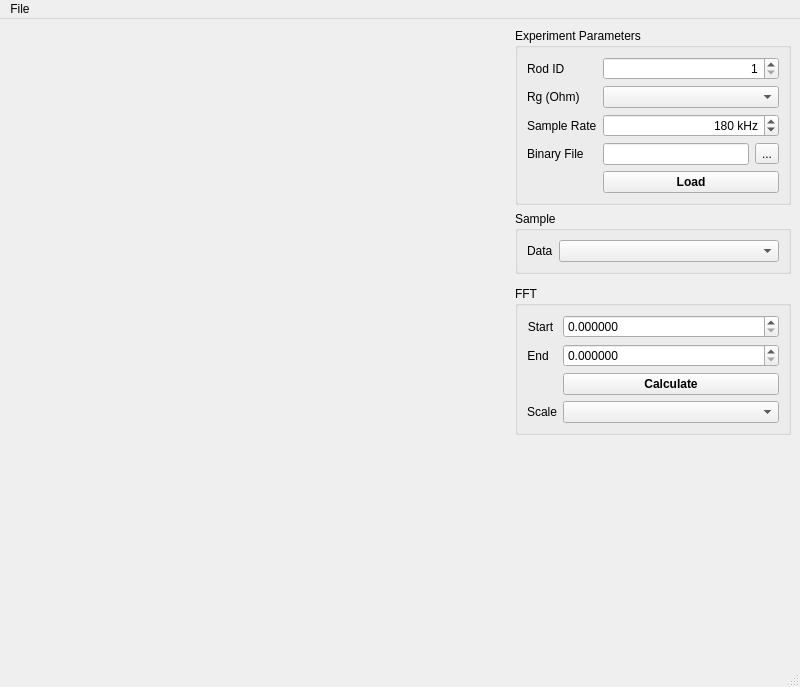
Before: the Qt Designer form pwjplot.ui in ddkn/stressplot-qt, drawn with Qt 5.
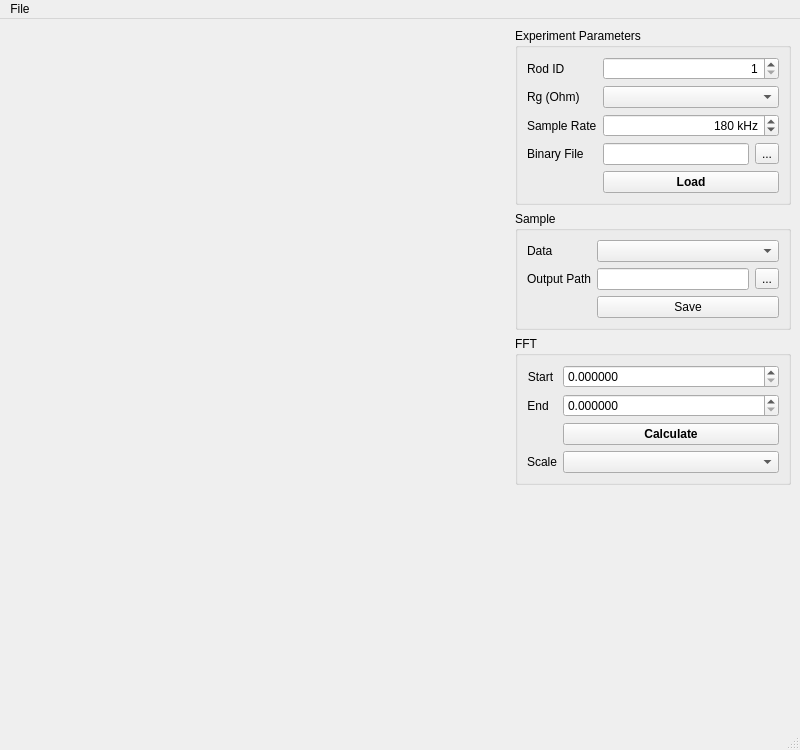
After: the same form once the commit is applied.

Commit message: Add saving, plus Rg selection

```diff
--- a/pwjplot.ui
+++ b/pwjplot.ui
@@ -7,7 +7,7 @@
     <x>0</x>
     <y>0</y>
     <width>800</width>
-    <height>687</height>
+    <height>750</height>
    </rect>
   </property>
   <property name="sizePolicy">
@@ -19,7 +19,7 @@
   <property name="minimumSize">
    <size>
     <width>800</width>
-    <height>600</height>
+    <height>750</height>
    </size>
   </property>
   <property name="windowTitle">
@@ -39,186 +39,6 @@
     </size>
    </property>
    <layout class="QGridLayout" name="gridLayout_3">
-    <item row="4" column="1">
-     <spacer name="verticalSpacer">
-      <property name="orientation">
-       <enum>Qt::Vertical</enum>
-      </property>
-      <property name="sizeHint" stdset="0">
-       <size>
-        <width>20</width>
-        <height>40</height>
-       </size>
-      </property>
-     </spacer>
-    </item>
-    <item row="3" column="1">
-     <widget class="QGroupBox" name="groupBox_2">
-      <property name="minimumSize">
-       <size>
-        <width>0</width>
-        <height>0</height>
-       </size>
-      </property>
-      <property name="maximumSize">
-       <size>
-        <width>300</width>
-        <height>16777215</height>
-       </size>
-      </property>
-      <property name="title">
-       <string>FFT</string>
-      </property>
-      <layout class="QGridLayout" name="gridLayout_2">
-       <item row="1" column="0">
-        <layout class="QFormLayout" name="formLayout_2">
-         <property name="fieldGrowthPolicy">
-          <enum>QFormLayout::ExpandingFieldsGrow</enum>
-         </property>
-         <item row="0" column="0">
-          <widget class="QLabel" name="lbl_fft_start">
-           <property name="sizePolicy">
-            <sizepolicy hsizetype="MinimumExpanding" vsizetype="Preferred">
-             <horstretch>0</horstretch>
-             <verstretch>0</verstretch>
-            </sizepolicy>
-           </property>
-           <property name="text">
-            <string>Start</string>
-           </property>
-           <property name="alignment">
-            <set>Qt::AlignCenter</set>
-           </property>
-          </widget>
-         </item>
-         <item row="1" column="1">
-          <widget class="QDoubleSpinBox" name="fft_end">
-           <property name="sizePolicy">
-            <sizepolicy hsizetype="MinimumExpanding" vsizetype="Fixed">
-             <horstretch>0</horstretch>
-             <verstretch>0</verstretch>
-            </sizepolicy>
-           </property>
-           <property name="decimals">
-            <number>6</number>
-           </property>
-          </widget>
-         </item>
-         <item row="2" column="1">
-          <widget class="QPushButton" name="btn_fft">
-           <property name="sizePolicy">
-            <sizepolicy hsizetype="MinimumExpanding" vsizetype="Fixed">
-             <horstretch>0</horstretch>
-             <verstretch>0</verstretch>
-            </sizepolicy>
-           </property>
-           <property name="font">
-            <font>
-             <weight>75</weight>
-             <bold>true</bold>
-            </font>
-           </property>
-           <property name="text">
-            <string>Calculate</string>
-           </property>
-          </widget>
-         </item>
-         <item row="0" column="1">
-          <widget class="QDoubleSpinBox" name="fft_start">
-           <property name="sizePolicy">
-            <sizepolicy hsizetype="MinimumExpanding" vsizetype="Fixed">
-             <horstretch>0</horstretch>
-             <verstretch>0</verstretch>
-            </sizepolicy>
-           </property>
-           <property name="decimals">
-            <number>6</number>
-           </property>
-          </widget>
-         </item>
-         <item row="1" column="0">
-          <widget class="QLabel" name="lbl_fft_end">
-           <property name="sizePolicy">
-            <sizepolicy hsizetype="MinimumExpanding" vsizetype="Preferred">
-             <horstretch>0</horstretch>
-             <verstretch>0</verstretch>
-            </sizepolicy>
-           </property>
-           <property name="text">
-            <string>End</string>
-           </property>
-           <property name="alignment">
-            <set>Qt::AlignCenter</set>
-           </property>
-          </widget>
-         </item>
-         <item row="3" column="1">
-          <widget class="QComboBox" name="combo_fft_scale">
-           <property name="sizePolicy">
-            <sizepolicy hsizetype="MinimumExpanding" vsizetype="Fixed">
-             <horstretch>0</horstretch>
-             <verstretch>0</verstretch>
-            </sizepolicy>
-           </property>
-           <property name="currentText">
-            <string/>
-           </property>
-           <property name="placeholderText">
-            <string/>
-           </property>
-          </widget>
-         </item>
-         <item row="3" column="0">
-          <widget class="QLabel" name="label">
-           <property name="text">
-            <string>Scale</string>
-           </property>
-          </widget>
-         </item>
-        </layout>
-       </item>
-      </layout>
-     </widget>
-    </item>
-    <item row="0" column="0" rowspan="5">
-     <layout class="QVBoxLayout" name="verticalLayout" stretch="1,1">
-      <property name="sizeConstraint">
-       <enum>QLayout::SetDefaultConstraint</enum>
-      </property>
-      <item>
-       <widget class="QWidget" name="wgt_raw" native="true">
-        <property name="sizePolicy">
-         <sizepolicy hsizetype="Preferred" vsizetype="Preferred">
-          <horstretch>0</horstretch>
-          <verstretch>0</verstretch>
-         </sizepolicy>
-        </property>
-        <property name="minimumSize">
-         <size>
-          <width>500</width>
-          <height>0</height>
-         </size>
-        </property>
-       </widget>
-      </item>
-      <item>
-       <widget class="QWidget" name="wgt_fft" native="true">
-        <property name="sizePolicy">
-         <sizepolicy hsizetype="Preferred" vsizetype="Preferred">
-          <horstretch>0</horstretch>
-          <verstretch>0</verstretch>
-         </sizepolicy>
-        </property>
-        <property name="minimumSize">
-         <size>
-          <width>500</width>
-          <height>0</height>
-         </size>
-        </property>
-       </widget>
-      </item>
-     </layout>
-    </item>
     <item row="0" column="1">
      <widget class="QGroupBox" name="groupBox">
       <property name="sizePolicy">
@@ -405,11 +225,231 @@
            </property>
           </widget>
          </item>
+         <item row="1" column="0">
+          <widget class="QLabel" name="label_3">
+           <property name="text">
+            <string>Output Path</string>
+           </property>
+          </widget>
+         </item>
+         <item row="1" column="1">
+          <layout class="QHBoxLayout" name="horizontalLayout_2">
+           <item>
+            <widget class="QLineEdit" name="output_path"/>
+           </item>
+           <item>
+            <widget class="QToolButton" name="btn_data_out">
+             <property name="text">
+              <string>...</string>
+             </property>
+            </widget>
+           </item>
+          </layout>
+         </item>
+         <item row="2" column="1">
+          <widget class="QPushButton" name="btn_save">
+           <property name="sizePolicy">
+            <sizepolicy hsizetype="MinimumExpanding" vsizetype="Fixed">
+             <horstretch>0</horstretch>
+             <verstretch>0</verstretch>
+            </sizepolicy>
+           </property>
+           <property name="text">
+            <string>Save</string>
+           </property>
+          </widget>
+         </item>
         </layout>
        </item>
       </layout>
      </widget>
     </item>
+    <item row="2" column="1">
+     <widget class="QGroupBox" name="groupBox_2">
+      <property name="sizePolicy">
+       <sizepolicy hsizetype="Preferred" vsizetype="Fixed">
+        <horstretch>0</horstretch>
+        <verstretch>0</verstretch>
+       </sizepolicy>
+      </property>
+      <property name="minimumSize">
+       <size>
+        <width>0</width>
+        <height>0</height>
+       </size>
+      </property>
+      <property name="maximumSize">
+       <size>
+        <width>300</width>
+        <height>16777215</height>
+       </size>
+      </property>
+      <property name="title">
+       <string>FFT</string>
+      </property>
+      <layout class="QGridLayout" name="gridLayout_2">
+       <item row="1" column="0">
+        <layout class="QFormLayout" name="formLayout_2">
+         <property name="fieldGrowthPolicy">
+          <enum>QFormLayout::ExpandingFieldsGrow</enum>
+         </property>
+         <item row="0" column="0">
+          <widget class="QLabel" name="lbl_fft_start">
+           <property name="sizePolicy">
+            <sizepolicy hsizetype="MinimumExpanding" vsizetype="Preferred">
+             <horstretch>0</horstretch>
+             <verstretch>0</verstretch>
+            </sizepolicy>
+           </property>
+           <property name="text">
+            <string>Start</string>
+           </property>
+           <property name="alignment">
+            <set>Qt::AlignCenter</set>
+           </property>
+          </widget>
+         </item>
+         <item row="0" column="1">
+          <widget class="QDoubleSpinBox" name="fft_start">
+           <property name="sizePolicy">
+            <sizepolicy hsizetype="MinimumExpanding" vsizetype="Fixed">
+             <horstretch>0</horstretch>
+             <verstretch>0</verstretch>
+            </sizepolicy>
+           </property>
+           <property name="decimals">
+            <number>6</number>
+           </property>
+          </widget>
+         </item>
+         <item row="1" column="0">
+          <widget class="QLabel" name="lbl_fft_end">
+           <property name="sizePolicy">
+            <sizepolicy hsizetype="MinimumExpanding" vsizetype="Preferred">
+             <horstretch>0</horstretch>
+             <verstretch>0</verstretch>
+            </sizepolicy>
+           </property>
+           <property name="text">
+            <string>End</string>
+           </property>
+           <property name="alignment">
+            <set>Qt::AlignCenter</set>
+           </property>
+          </widget>
+         </item>
+         <item row="1" column="1">
+          <widget class="QDoubleSpinBox" name="fft_end">
+           <property name="sizePolicy">
+            <sizepolicy hsizetype="MinimumExpanding" vsizetype="Fixed">
+             <horstretch>0</horstretch>
+             <verstretch>0</verstretch>
+            </sizepolicy>
+           </property>
+           <property name="decimals">
+            <number>6</number>
+           </property>
+          </widget>
+         </item>
+         <item row="2" column="1">
+          <widget class="QPushButton" name="btn_fft">
+           <property name="sizePolicy">
+            <sizepolicy hsizetype="MinimumExpanding" vsizetype="Fixed">
+             <horstretch>0</horstretch>
+             <verstretch>0</verstretch>
+            </sizepolicy>
+           </property>
+           <property name="font">
+            <font>
+             <weight>75</weight>
+             <bold>true</bold>
+            </font>
+           </property>
+           <property name="text">
+            <string>Calculate</string>
+           </property>
+          </widget>
+         </item>
+         <item row="3" column="0">
+          <widget class="QLabel" name="label">
+           <property name="text">
+            <string>Scale</string>
+           </property>
+          </widget>
+         </item>
+         <item row="3" column="1">
+          <widget class="QComboBox" name="combo_fft_scale">
+           <property name="sizePolicy">
+            <sizepolicy hsizetype="MinimumExpanding" vsizetype="Fixed">
+             <horstretch>0</horstretch>
+             <verstretch>0</verstretch>
+            </sizepolicy>
+           </property>
+           <property name="currentText">
+            <string/>
+           </property>
+           <property name="placeholderText">
+            <string/>
+           </property>
+          </widget>
+         </item>
+        </layout>
+       </item>
+      </layout>
+     </widget>
+    </item>
+    <item row="3" column="1">
+     <spacer name="verticalSpacer">
+      <property name="orientation">
+       <enum>Qt::Vertical</enum>
+      </property>
+      <property name="sizeHint" stdset="0">
+       <size>
+        <width>20</width>
+        <height>40</height>
+       </size>
+      </property>
+     </spacer>
+    </item>
+    <item row="0" column="0" rowspan="4">
+     <layout class="QVBoxLayout" name="verticalLayout" stretch="1,1">
+      <property name="sizeConstraint">
+       <enum>QLayout::SetDefaultConstraint</enum>
+      </property>
+      <item>
+       <widget class="QWidget" name="wgt_raw" native="true">
+        <property name="sizePolicy">
+         <sizepolicy hsizetype="Preferred" vsizetype="Preferred">
+          <horstretch>0</horstretch>
+          <verstretch>0</verstretch>
+         </sizepolicy>
+        </property>
+        <property name="minimumSize">
+         <size>
+          <width>500</width>
+          <height>0</height>
+         </size>
+        </property>
+       </widget>
+      </item>
+      <item>
+       <widget class="QWidget" name="wgt_fft" native="true">
+        <property name="sizePolicy">
+         <sizepolicy hsizetype="Preferred" vsizetype="Preferred">
+          <horstretch>0</horstretch>
+          <verstretch>0</verstretch>
+         </sizepolicy>
+        </property>
+        <property name="minimumSize">
+         <size>
+          <width>500</width>
+          <height>0</height>
+         </size>
+        </property>
+       </widget>
+      </item>
+     </layout>
+    </item>
    </layout>
   </widget>
   <widget class="QMenuBar" name="menubar">
```
The commit also changes 2 other files.
